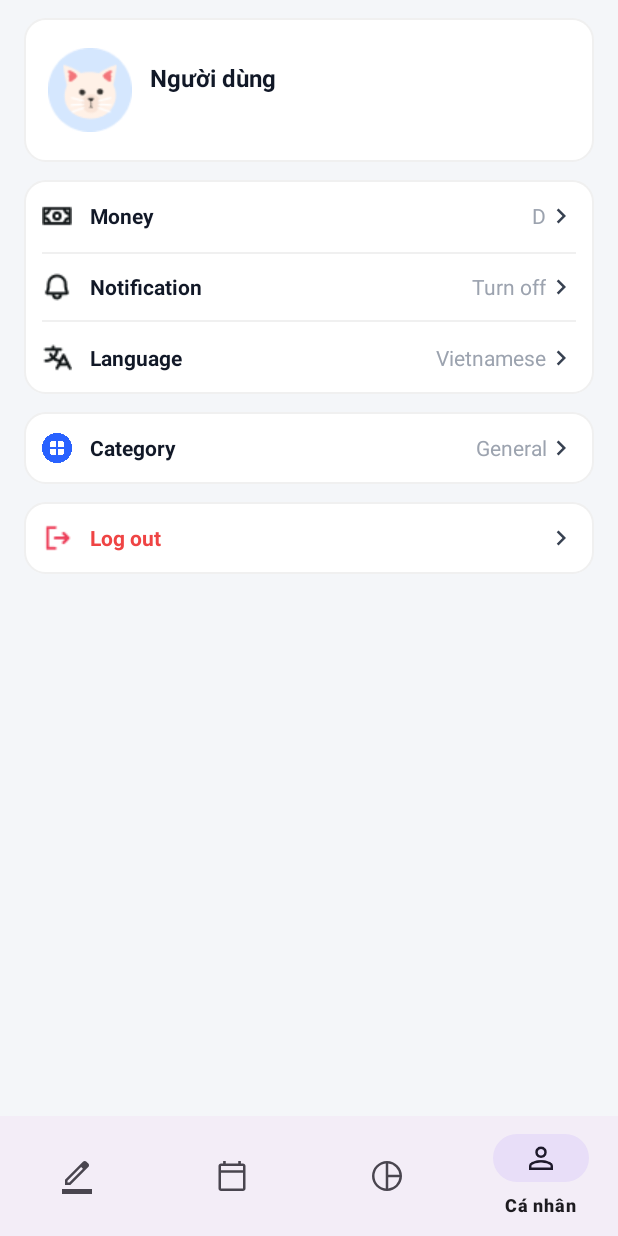
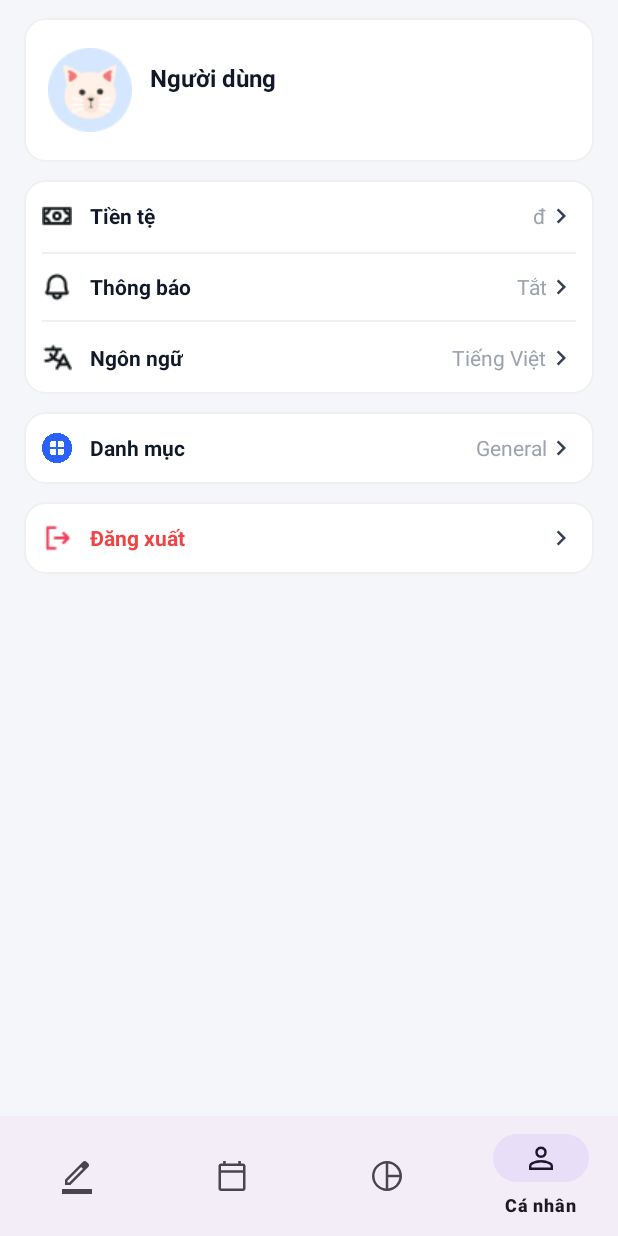
Before and after one commit to dangnghi2339/personal-expenses-tracker, an Android app: the MainActivity screen opened directly, with no data from a screen before it, item 4 of the bottom bar chosen, on a phone screen of 412 x 824 dp. Run offline under Robolectric (Android 15) with nearby library versions, the light colour scheme and no system bars; our stand-ins replace Room's generated code, navigation-ui; libraries missing offline, so code that uses them is left out: com.github.mikephil.charting.

Commit message:
da fix duoc language

```diff
--- a/app/src/main/java/com/example/dack1/ui/fragment/ProfileFragment.java
+++ b/app/src/main/java/com/example/dack1/ui/fragment/ProfileFragment.java
@@ -5,7 +5,7 @@ import android.os.Bundle;
 import android.view.LayoutInflater;
 import android.view.View;
 import android.view.ViewGroup;
-import android.widget.LinearLayout; // <-- THÊM IMPORT NÀY
+import android.widget.LinearLayout;
 import android.widget.TextView;
 import android.widget.Toast;
 
@@ -13,35 +13,33 @@ import androidx.annotation.NonNull;
 import androidx.annotation.Nullable;
 import androidx.fragment.app.Fragment;
 import com.example.dack1.ui.view.CostalActivity;
+import com.example.dack1.ui.view.LanguageActivity;
 import com.example.dack1.ui.view.LoginActivity;
 import com.example.dack1.R;
+import com.example.dack1.ui.view.MoneyActivity;
+import com.example.dack1.ui.view.NotificationActivity;
 import com.example.dack1.util.SessionManager;
-
-// Giả sử bạn sẽ sao chép các Activity này vào /ui/view/
-// import com.example.dack1.ui.view.LanguageActivity;
-// import com.example.dack1.ui.view.MoneyActivity;
-// import com.example.dack1.ui.view.NotificationActivity;
-
 
 public class ProfileFragment extends Fragment {
 
-    // Đổi Button thành LinearLayout
     private LinearLayout btnLogout;
     private LinearLayout btnManageCategories;
 
-    // Khai báo các View mới
     private TextView tvName;
     private TextView tvEmail;
     private LinearLayout rowMoney;
     private LinearLayout rowNotification;
     private LinearLayout rowLanguage;
 
+    private TextView tvMoneyValue;
+    private TextView tvNotifyValue;
+    private TextView tvLangValue;
+
     private SessionManager sessionManager;
 
     @Nullable
     @Override
     public View onCreateView(@NonNull LayoutInflater inflater, @Nullable ViewGroup container, @Nullable Bundle savedInstanceState) {
-        // Gắn layout "fragment_profile.xml" (bản mới)
         return inflater.inflate(R.layout.fragment_profile, container, false);
     }
 
@@ -51,33 +49,28 @@ public class ProfileFragment extends Fragment {
 
         sessionManager = new SessionManager(getContext());
 
-        // 1. Ánh xạ View (dùng ID cũ cho các nút cũ)
         btnLogout = view.findViewById(R.id.btn_logout);
         btnManageCategories = view.findViewById(R.id.btn_manage_categories);
 
-        // Ánh xạ các View mới
-        tvName = view.findViewById(R.id.et_name); // ID cho tên trong layout mới
-        tvEmail = view.findViewById(R.id.et_email);     // ID cho email trong layout mới
+        tvName = view.findViewById(R.id.et_name);
+        tvEmail = view.findViewById(R.id.et_email);
         rowMoney = view.findViewById(R.id.rowMoney);
         rowNotification = view.findViewById(R.id.rowNotification);
         rowLanguage = view.findViewById(R.id.rowLanguage);
 
-        // 2. Hiển thị thông tin User từ SessionManager
+        tvMoneyValue = view.findViewById(R.id.tvMoneyValue);
+        tvNotifyValue = view.findViewById(R.id.tvNotifyValue);
+        tvLangValue = view.findViewById(R.id.tvLangValue);
+
+        loadProfileData();
+
         String userEmail = sessionManager.getUserEmail();
-        // Bạn cần thêm hàm getUserName() vào SessionManager nhé
-        // String userName = sessionManager.getUserName();
-
         if (userEmail != null) {
-            tvEmail.setText(userEmail); // Gán vào tvEmail
+            tvEmail.setText(userEmail);
         }
 
-        // if (userName != null && !userName.isEmpty()) {
-        //     tvName.setText(userName); // Gán vào tvName
-        // } else {
-        tvName.setText("Người dùng"); // Tạm thời
-        // }
+        tvName.setText("Người dùng");
 
-        // 3. Gán sự kiện click (Code cũ vẫn chạy)
         btnLogout.setOnClickListener(v -> {
             sessionManager.logoutUser();
             Toast.makeText(getContext(), getString(R.string.logout_success), Toast.LENGTH_SHORT).show();
@@ -94,23 +87,54 @@ public class ProfileFragment extends Fragment {
             startActivity(new Intent(getActivity(), CostalActivity.class));
         });
 
-        // 4. Gán sự kiện cho các nút mới
         rowLanguage.setOnClickListener(v -> {
-            Toast.makeText(getContext(), "Sắp mở LanguageActivity...", Toast.LENGTH_SHORT).show();
-            // Mở dòng dưới khi đã sao chép LanguageActivity.java
-            // startActivity(new Intent(getActivity(), LanguageActivity.class));
+            startActivity(new Intent(getActivity(), LanguageActivity.class));
         });
 
         rowNotification.setOnClickListener(v -> {
-            Toast.makeText(getContext(), "Sắp mở NotificationActivity...", Toast.LENGTH_SHORT).show();
-            // Mở dòng dưới khi đã sao chép NotificationActivity.java
-            // startActivity(new Intent(getActivity(), NotificationActivity.class));
+            startActivity(new Intent(getActivity(), NotificationActivity.class));
         });
 
         rowMoney.setOnClickListener(v -> {
-            Toast.makeText(getContext(), "Sắp mở MoneyActivity...", Toast.LENGTH_SHORT).show();
-            // Mở dòng dưới khi đã sao chép MoneyActivity.java
-            // startActivity(new Intent(getActivity(), MoneyActivity.class));
+            startActivity(new Intent(getActivity(), MoneyActivity.class));
         });
     }
+
+    private void loadProfileData() {
+        if (sessionManager == null || !isAdded()) {
+            return; // Đảm bảo Fragment đã được gắn
+        }
+
+        String userEmail = sessionManager.getUserEmail();
+        String userName = sessionManager.getUserName();
+
+        if (userEmail != null) {
+            tvEmail.setText(userEmail);
+        }
+
+        if (userName != null && !userName.isEmpty()) {
+            tvName.setText(userName);
+        } else {
+            tvName.setText("Người dùng");
+        }
+
+        String currencySymbol = sessionManager.getCurrencySymbol();
+        tvMoneyValue.setText(currencySymbol); // Hiển thị ký hiệu ($, ₫, €...)
+
+        boolean isNotifyEnabled = sessionManager.isNotifyEnabled();
+        tvNotifyValue.setText(isNotifyEnabled ? getString(R.string.turn_on) : getString(R.string.turn_off));
+
+        String langCode = sessionManager.getLanguage();
+        if ("en".equals(langCode)) {
+            tvLangValue.setText(getString(R.string.english)); // Sẽ hiển thị "English"
+        } else {
+            tvLangValue.setText(getString(R.string.vietnamese)); // Sẽ hiển thị "Tiếng Việt"
+        }
+    }
+
+    @Override
+    public void onResume() {
+        super.onResume();
+        loadProfileData();
+    }
 }
--- a/app/src/main/java/com/example/dack1/ui/view/AddTransactionActivity.java
+++ b/app/src/main/java/com/example/dack1/ui/view/AddTransactionActivity.java
@@ -34,7 +34,9 @@ import com.example.dack1.data.model.Category; // Model Category
 import com.example.dack1.ui.viewmodel.CategoryViewModel; // ViewModel Category
 import java.util.ArrayList;   // Cho list tên Category
 import java.util.List;        // Cho list tên Category
-public class AddTransactionActivity extends AppCompatActivity {
+import com.example.dack1.ui.view.BaseActivity;
+
+public class AddTransactionActivity extends BaseActivity {
     private CategoryViewModel categoryViewModel; // ViewModel mới
        // Spinner mới
     private List<Category> categoryList = new ArrayList<>(); // List để giữ Category objects
--- a/app/src/main/java/com/example/dack1/ui/view/CategoryDetailActivity.java
+++ b/app/src/main/java/com/example/dack1/ui/view/CategoryDetailActivity.java
@@ -28,8 +28,9 @@ import java.util.ArrayList;
 import java.util.Calendar;
 import java.util.List;
 import java.util.Locale;
+import com.example.dack1.ui.view.BaseActivity;
 
-public class CategoryDetailActivity extends AppCompatActivity {
+public class CategoryDetailActivity extends BaseActivity {
 
     // Các key để truyền Intent
     public static final String EXTRA_CATEGORY_ID = "EXTRA_CATEGORY_ID";
--- a/app/src/main/java/com/example/dack1/ui/view/CostalActivity.java
+++ b/app/src/main/java/com/example/dack1/ui/view/CostalActivity.java
@@ -34,8 +34,9 @@ import com.example.dack1.data.model.Category;
 import com.example.dack1.ui.adapter.CategoryAdapter;
 import com.example.dack1.ui.viewmodel.CategoryViewModel;
 import com.google.android.material.floatingactionbutton.FloatingActionButton;
+import com.example.dack1.ui.view.BaseActivity;
 
-public class CostalActivity extends AppCompatActivity implements CategoryAdapter.OnCategoryActionListener {
+public class CostalActivity extends BaseActivity implements CategoryAdapter.OnCategoryActionListener {
 
     private CategoryViewModel categoryViewModel;
     private CategoryAdapter categoryAdapter;
--- a/app/src/main/java/com/example/dack1/ui/view/EditTransactionActivity.java
+++ b/app/src/main/java/com/example/dack1/ui/view/EditTransactionActivity.java
@@ -26,6 +26,7 @@ import com.example.dack1.data.model.Transaction;
 import com.example.dack1.ui.adapter.CategoryGridAdapter; // Thêm import CategoryGridAdapter
 import com.example.dack1.ui.viewmodel.CategoryViewModel;
 import com.example.dack1.ui.viewmodel.TransactionViewModel;
+import com.example.dack1.ui.view.BaseActivity;
 
 import java.text.SimpleDateFormat;
 import java.util.ArrayList;
@@ -33,7 +34,7 @@ import java.util.Calendar;
 import java.util.List;
 import java.util.Locale;
 
-public class EditTransactionActivity extends AppCompatActivity {
+public class EditTransactionActivity extends BaseActivity {
 
     private TransactionViewModel transactionViewModel;
     private CategoryViewModel categoryViewModel;
--- a/app/src/main/java/com/example/dack1/ui/view/LogoActivity.java
+++ b/app/src/main/java/com/example/dack1/ui/view/LogoActivity.java
@@ -9,8 +9,9 @@ import androidx.appcompat.app.AppCompatActivity;
 
 import com.example.dack1.R;
 import com.example.dack1.util.SessionManager;
+import com.example.dack1.ui.view.BaseActivity;
 
-public class LogoActivity extends AppCompatActivity {
+public class LogoActivity extends BaseActivity {
     private static final int SPLASH_DELAY = 2000; // 2 seconds
 
     @Override
--- a/app/src/main/java/com/example/dack1/ui/view/MainActivity.java
+++ b/app/src/main/java/com/example/dack1/ui/view/MainActivity.java
@@ -7,8 +7,9 @@ import androidx.navigation.fragment.NavHostFragment;
 import androidx.navigation.ui.NavigationUI;
 import com.example.dack1.R;
 import com.google.android.material.bottomnavigation.BottomNavigationView;
+import com.example.dack1.ui.view.BaseActivity;
 
-public class MainActivity extends AppCompatActivity {
+public class MainActivity extends BaseActivity {
 
     @Override
     protected void onCreate(Bundle savedInstanceState) {
--- a/app/src/main/res/layout/activity_2.xml
+++ b/app/src/main/res/layout/activity_2.xml
@@ -28,7 +28,7 @@
         android:id="@+id/textView2"
         android:layout_width="match_parent"
         android:layout_height="wrap_content"
-        android:text="Log in"
+        android:text="@string/login"
         android:gravity="center"
         android:layout_marginTop="10dp"
         android:textStyle="bold"
--- a/app/src/main/res/menu/bottom_nav_menu.xml
+++ b/app/src/main/res/menu/bottom_nav_menu.xml
@@ -4,21 +4,21 @@
     <item
         android:id="@+id/nav_income_expense"
         android:icon="@drawable/ic_rev_exp"
-        android:title="Thu/Chi" />
+        android:title="@string/nav_income_expense" />
 
     <item
         android:id="@+id/nav_calendar"
         android:icon="@drawable/ic_calendar"
-        android:title="Lịch" />
+        android:title="@string/nav_calendar" />
 
     <item
         android:id="@+id/nav_chart"
         android:icon="@drawable/ic_chart"
-        android:title="Thống kê" />
+        android:title="@string/nav_statistical" />
 
     <item
         android:id="@+id/nav_profile"
         android:icon="@drawable/ic_profile"
-        android:title="Cá nhân" />
+        android:title="@string/nav_individual" />
 
 </menu>
```
Also changed, not shown: app/src/main/java/com/example/dack1/LocaleApp.java (+1 -7 lines), app/src/main/java/com/example/dack1/ui/view/BaseActivity.java (+2 -20 lines), app/src/main/res/layout/activity_add_transaction.xml (+6 -6 lines), app/src/main/res/values/strings.xml (+74 -69 lines), 1 other file.
